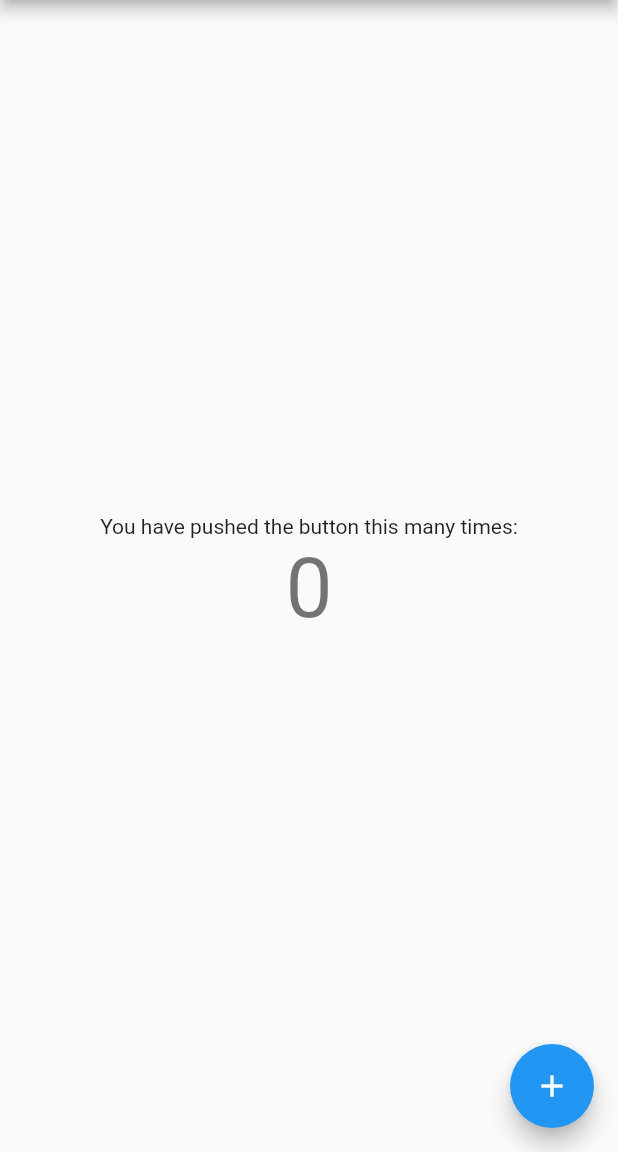
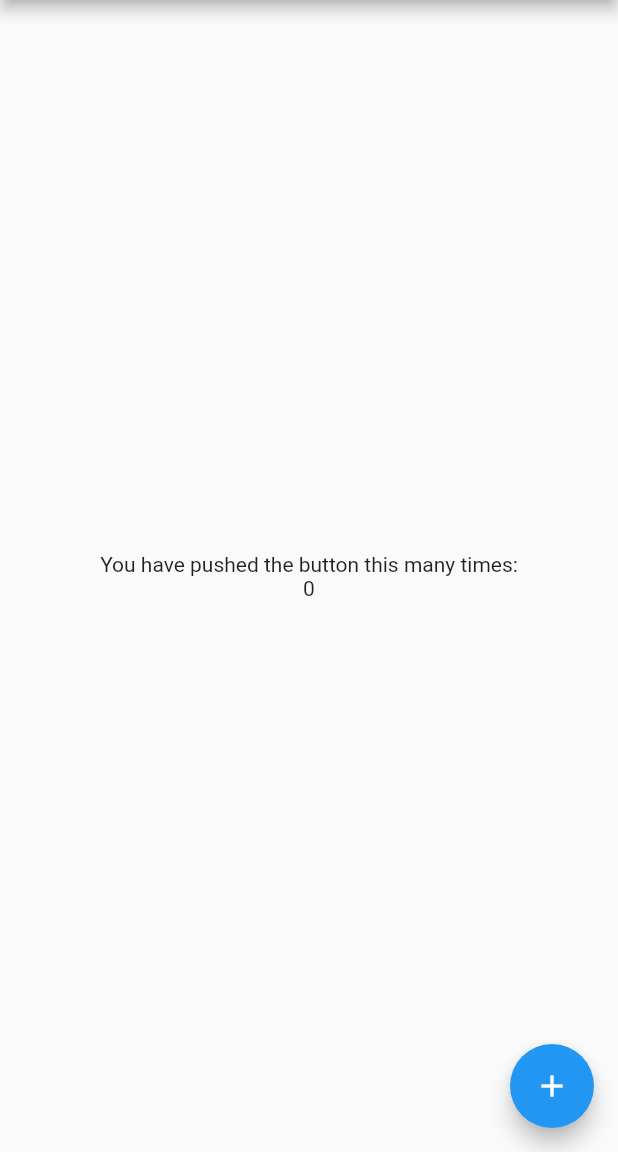
Before and after one commit to elforsabah/flutter_app, a Flutter app: the screen it shows after launch, on a phone screen of 412 x 824 dp, the part 84-1236 px from its top. Run offline on Flutter 3.47's test engine with Material 2 defaults, Android fonts, the phone set to English and light mode, and no system bars.

Commit message:
initial commit

```diff
--- a/lib/main.dart
+++ b/lib/main.dart
@@ -96,7 +96,7 @@ class _MyHomePageState extends State<MyHomePage> {
             ),
             Text(
               '$_counter',
-              style: Theme.of(context).textTheme.headline2,
+             // style: Theme.of(context).textTheme.headline2,
             ),
           ],
         ),
```
